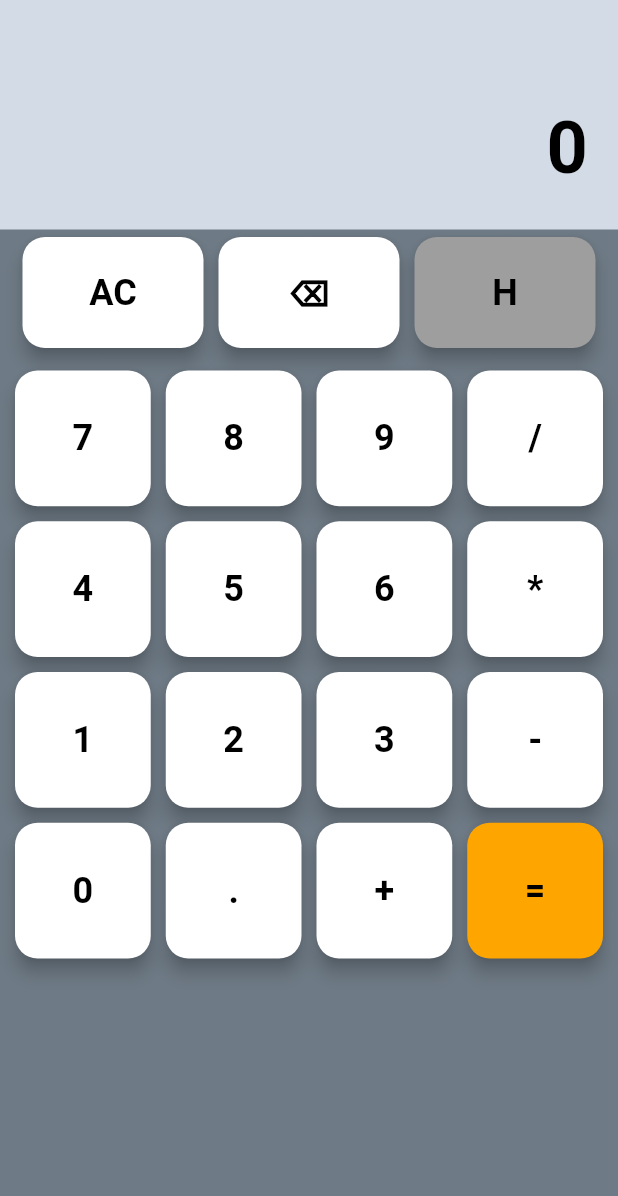
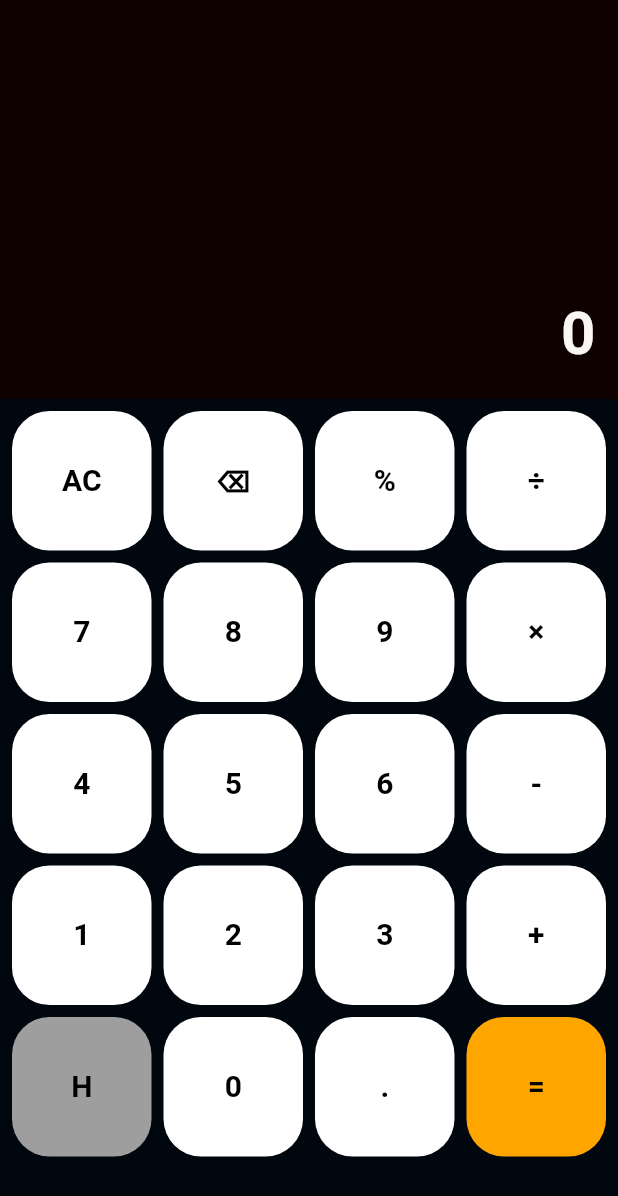
Before and after one commit to Adi230920/Calculator_App, a Flutter app: the screen it shows after launch, on a phone screen of 412 x 824 dp. Shown: the top 1196 px of the screen. Run offline on Flutter 3.47's test engine with Material 3 defaults, Android fonts, the phone set to English and light mode, and no system bars.

Commit message:
June 4 commit

```diff
--- a/lib/constants/app_constants.dart
+++ b/lib/constants/app_constants.dart
@@ -5,7 +5,7 @@ class AppConstants {
   static const Color backgroundColor = Color(0xFF6E7A85); // Gray background
   static const Color buttonColor = Colors.white; // White buttons
   static const Color operatorColor = Colors.white; // Operators same as digits
-  static const Color clearColor = Colors.white; // Clear/backspace buttons
+  static const Color clearColor = Colors.white; // Clear button
   static const Color equalsColor = Color(0xFFFFA500); // Orange equals button
   static const Color historyColor = Colors.grey; // History button color
   static const Color displayBackground = Color(
@@ -14,35 +14,35 @@ class AppConstants {
   static const Color textColor = Colors.black; // Black text on buttons/display
 
   // Sizes
-  static const double buttonFontSize = 24.0;
-  static const double displayFontSize = 48.0;
-  static const double calculationFontSize = 24.0;
-  static const double buttonPadding = 20.0;
-  static const double gridSpacing = 10.0;
-  static const double displayPadding = 20.0;
+  static const double buttonFontSize = 20.0; // Smaller font size
+  static const double displayFontSize = 40.0; // Slightly smaller display
+  static const double calculationFontSize = 20.0; // Smaller calculation text
+  static const double buttonPadding =
+      10.0; // Reduced padding for smaller buttons
+  static const double gridSpacing = 8.0; // Slightly tighter spacing
+  static const double displayPadding = 15.0; // Reduced display padding
 
-  // Button labels (main grid)
+  // Button labels (5x4 grid matching the image)
   static const List<String> buttonLabels = [
+    'AC',
+    '⌫',
+    '%',
+    '÷',
     '7',
     '8',
     '9',
-    '/',
+    '×',
     '4',
     '5',
     '6',
-    '*',
+    '-',
     '1',
     '2',
     '3',
-    '-',
+    '+',
+    'H',
     '0',
     '.',
-    '+',
     '=',
   ];
-
-  // Additional buttons (AC, Backspace, History)
-  static const List<String> actionButtonLabels = [
-    'AC', '⌫', 'H', // H for History
-  ];
 }
--- a/lib/models/calculator_model.dart
+++ b/lib/models/calculator_model.dart
@@ -62,7 +62,7 @@ class CalculatorModel {
           _calculation = '';
         }
       }
-    } else if (['+', '-', '*', '/'].contains(value)) {
+    } else if (['+', '−', '×', '÷', '%'].contains(value)) {
       if (_operator.isNotEmpty && !_isOperatorPressed) {
         // Chain calculations
         try {
@@ -117,12 +117,14 @@ class CalculatorModel {
     switch (_operator) {
       case '+':
         return _num1 + _num2;
-      case '-':
+      case '−':
         return _num1 - _num2;
-      case '*':
+      case '×':
         return _num1 * _num2;
-      case '/':
+      case '÷':
         return _num2 != 0 ? _num1 / _num2 : double.infinity;
+      case '%':
+        return _num2 != 0 ? _num1 % _num2 : double.infinity; // Modulo operation
       default:
         return 0;
     }
--- a/lib/screens/calculator_screen.dart
+++ b/lib/screens/calculator_screen.dart
@@ -17,8 +17,8 @@ class _CalculatorScreenState extends State<CalculatorScreen> {
   void _showHistoryDialog() {
     showDialog(
       context: context,
-      builder: (context) {
-        return AlertDialog(
+      builder:
+          (context) => AlertDialog(
             title: const Text('Calculation History'),
             content: Container(
               width: double.maxFinite,
@@ -43,15 +43,14 @@ class _CalculatorScreenState extends State<CalculatorScreen> {
                 child: const Text('Close'),
               ),
             ],
-        );
-      },
+          ),
     );
   }
 
   @override
   Widget build(BuildContext context) {
     return Scaffold(
-      backgroundColor: AppConstants.backgroundColor, // Gray background
+      backgroundColor: const Color.fromARGB(255, 1, 7, 14), // Gray background
       body: SafeArea(
         child: Column(
           children: [
@@ -59,7 +58,7 @@ class _CalculatorScreenState extends State<CalculatorScreen> {
             Container(
               width: double.infinity,
               padding: const EdgeInsets.all(AppConstants.displayPadding),
-              color: AppConstants.displayBackground,
+              color: const Color.fromARGB(255, 15, 0, 0),
               child: Column(
                 crossAxisAlignment: CrossAxisAlignment.end,
                 children: [
@@ -68,36 +67,38 @@ class _CalculatorScreenState extends State<CalculatorScreen> {
                     _model.calculation,
                     style: TextStyle(
                       fontSize: AppConstants.calculationFontSize,
-                      color: AppConstants.textColor.withOpacity(0.7),
+                      color: const Color.fromARGB(
+                        255,
+                        252,
+                        250,
+                        250,
+                      ).withOpacity(0.7),
                     ),
                   ),
-                  const SizedBox(height: 10),
+                  const SizedBox(height: 150),
                   // Current input/result
                   Text(
                     _model.display,
                     style: TextStyle(
                       fontSize: AppConstants.displayFontSize,
                       fontWeight: FontWeight.bold,
-                      color: AppConstants.textColor,
+                      color: const Color.fromARGB(255, 250, 246, 246),
                     ),
                   ),
                 ],
               ),
             ),
-            // Action buttons (AC, Backspace, History)
-            Container(
-              padding: const EdgeInsets.symmetric(
-                horizontal: AppConstants.gridSpacing,
-                vertical: 5,
-              ),
-              child: Row(
-                mainAxisAlignment: MainAxisAlignment.spaceEvenly,
+            // Button grid (4x5 to match the image)
+            Expanded(
+              child: Container(
+                padding: const EdgeInsets.all(AppConstants.gridSpacing),
+                child: GridView.count(
+                  crossAxisCount: 4, // 4 columns to match the image
+                  crossAxisSpacing: AppConstants.gridSpacing,
+                  mainAxisSpacing: AppConstants.gridSpacing,
                   children:
-                    AppConstants.actionButtonLabels.map((label) {
-                      return Expanded(
-                        child: Padding(
-                          padding: const EdgeInsets.symmetric(horizontal: 5),
-                          child: CalculatorButton(
+                      AppConstants.buttonLabels.map((label) {
+                        return CalculatorButton(
                           text: label,
                           onPressed: (value) {
                             setState(() {
@@ -106,30 +107,6 @@ class _CalculatorScreenState extends State<CalculatorScreen> {
                               } else {
                                 _model.processInput(value);
                               }
-                              });
-                            },
-                            color: _getActionButtonColor(label),
-                          ),
-                        ),
-                      );
-                    }).toList(),
-              ),
-            ),
-            // Button grid
-            Expanded(
-              child: Container(
-                padding: const EdgeInsets.all(AppConstants.gridSpacing),
-                child: GridView.count(
-                  crossAxisCount: 4,
-                  crossAxisSpacing: AppConstants.gridSpacing,
-                  mainAxisSpacing: AppConstants.gridSpacing,
-                  children:
-                      AppConstants.buttonLabels.map((label) {
-                        return CalculatorButton(
-                          text: label,
-                          onPressed: (value) {
-                            setState(() {
-                              _model.processInput(value);
                             });
                           },
                           color: _getButtonColor(label),
@@ -144,16 +121,12 @@ class _CalculatorScreenState extends State<CalculatorScreen> {
     );
   }
 
-  // Determine button color for main grid
+  // Determine button color based on label
   Color _getButtonColor(String label) {
-    if (['+', '-', '*', '/'].contains(label)) return AppConstants.operatorColor;
+    if (label == 'H') return AppConstants.historyColor;
+    if (['AC', '%', '÷', '×', '−', '+'].contains(label))
+      return AppConstants.operatorColor;
     if (label == '=') return AppConstants.equalsColor;
     return AppConstants.buttonColor;
   }
-
-  // Determine button color for action buttons
-  Color _getActionButtonColor(String label) {
-    if (label == 'H') return AppConstants.historyColor;
-    return AppConstants.clearColor;
 }
-}
--- a/lib/widgets/calculator_button.dart
+++ b/lib/widgets/calculator_button.dart
@@ -21,9 +21,9 @@ class CalculatorButton extends StatelessWidget {
         backgroundColor: color ?? AppConstants.buttonColor, // White or orange
         foregroundColor: AppConstants.textColor, // Black text
         shape: RoundedRectangleBorder(
-          borderRadius: BorderRadius.circular(15), // More rounded corners
+          borderRadius: BorderRadius.circular(25), // Minimal rounding
         ),
-        elevation: 5, // Slight shadow for raised effect
+        elevation: 0, // Flat design, no shadow
         padding: const EdgeInsets.all(AppConstants.buttonPadding),
       ),
       child: Text(
```
Lines whose indentation alone changed are shown as unchanged.
